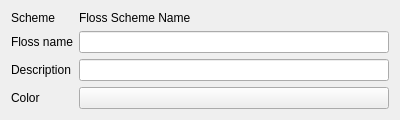
This is ui/NewFloss.ui in KDE/kxstitch as Qt 5 draws it before an edit. The edited form follows.
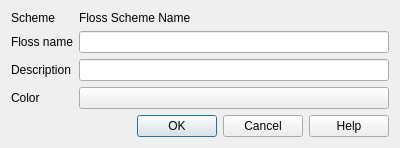
This is the edited form. Custom widgets are drawn as their Qt base class.

Commit message: KDialog -> QDialog

The edit to the form file:
```diff
--- a/ui/NewFloss.ui
+++ b/ui/NewFloss.ui
@@ -61,6 +61,13 @@
    <item row="3" column="1">
     <widget class="KColorButton" name="ColorButton"/>
    </item>
+   <item row="4" column="0" colspan="2">
+    <widget class="QDialogButtonBox" name="DialogButtonBox">
+     <property name="standardButtons">
+      <set>QDialogButtonBox::Cancel|QDialogButtonBox::Help|QDialogButtonBox::Ok</set>
+     </property>
+    </widget>
+   </item>
   </layout>
  </widget>
  <customwidgets>
```
The commit also changes 2 other files.
